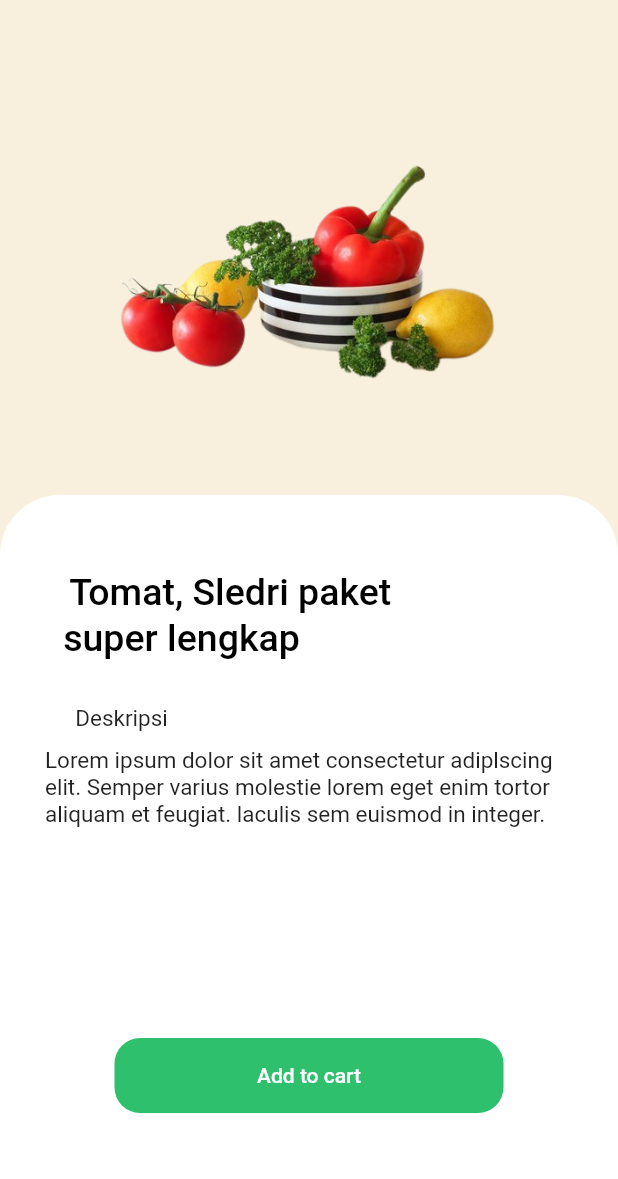
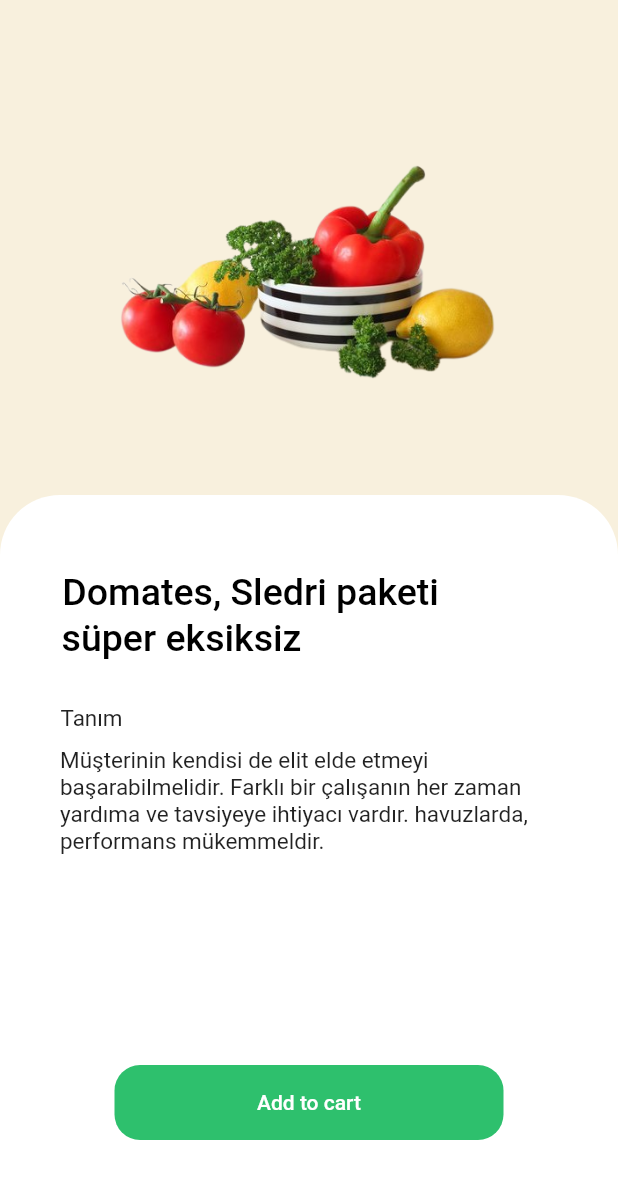
Before and after one commit to miracxdev/fruit_app, a Flutter app: the screen it shows after launch, after a tap on the "shopping basket" icon, on a phone screen of 412 x 824 dp. Shown: the top 1179 px of the screen. Run offline on Flutter 3.47's test engine with Material 2 defaults, Android fonts, the phone set to English and light mode, and no system bars; network calls fail.

Commit message:
Made some fixes

```diff
--- a/lib/main.dart
+++ b/lib/main.dart
@@ -11,11 +11,11 @@ class MyApp extends StatelessWidget {
   @override
   Widget build(BuildContext context) {
     return MaterialApp(
-      debugShowCheckedModeBanner: false,
+        debugShowCheckedModeBanner: false,
         title: 'Flutter Demo',
         theme: ThemeData(
           primarySwatch: Colors.blue,
         ),
-        home:  HomeScreen());
+        home: HomeScreen());
   }
 }
--- a/lib/uı/home_screen/controller/home_screen_controller.dart
+++ /dev/null
@@ -1,21 +0,0 @@
-import 'package:flutter/material.dart';
-
-class HomeScreenController {
-  List<Icon> icons = [
-    Icon(Icons.online_prediction_outlined),
-    Icon(Icons.access_alarms_outlined),
-    Icon(Icons.accessibility_sharp),
-    Icon(Icons.ac_unit_outlined),
-    Icon(Icons.account_balance_wallet_outlined),
-    Icon(Icons.adb_outlined),
-  ];
-
-  List<String> titles = [
-    "Buah",
-    "Bqqwrefty",
-    "asdf",
-    "Sayuran",
-    "Bumbu",
-    "penyedap",
-  ];
-}
--- a/lib/uı/home_screen/view/home_screen.dart
+++ b/lib/uı/home_screen/view/home_screen.dart
@@ -1,6 +1,6 @@
 import 'package:flutter/material.dart';
+import 'package:flutter/rendering.dart';
 import 'package:fruit_app/app/app_constants/padding_size.dart';
-import 'package:fruit_app/u%C4%B1/home_screen/controller/home_screen_controller.dart';
 import 'package:fruit_app/u%C4%B1/info_screen/info_screen.dart';
 
 class HomeScreen extends StatefulWidget {
@@ -11,11 +11,14 @@ class HomeScreen extends StatefulWidget {
 }
 
 class _HomeScreenState extends State<HomeScreen> {
-  HomeScreenController homeScreenController = HomeScreenController();
   @override
   Widget build(BuildContext context) {
     return Scaffold(
       appBar: AppBar(
+          title: Text(
+            "Welcome Back, Mirac",
+            style: TextStyle(color: Colors.white, fontSize: 17),
+          ),
           backgroundColor: const Color(0xff2ec06d),
           elevation: 0.0,
           actions: const [
@@ -33,30 +36,20 @@ class _HomeScreenState extends State<HomeScreen> {
         child: Column(
           children: [
             const SizedBox(
-              height: paddingM,
+              height: paddingXM,
             ),
             const Padding(
               padding: EdgeInsets.only(right: 200),
               child: Text(
-                "Welcome Back, Jhon",
-                style: TextStyle(color: Colors.white, fontSize: 14),
-              ),
-            ),
-            const SizedBox(
-              height: paddingXM,
-            ),
-            const Padding(
-              padding: EdgeInsets.only(right: 125),
-              child: Text(
-                "Jelajahi Kebutuhan",
+                "Meyve-Sebze",
                 style: TextStyle(color: Colors.white, fontSize: paddingL),
               ),
             ),
             const SizedBox(height: paddingS),
             const Padding(
-              padding: EdgeInsets.only(right: 200),
+              padding: EdgeInsets.only(right: 120),
               child: Text(
-                "Nutrisi anda",
+                "Siparişi verebilirsiniz",
                 style: TextStyle(color: Colors.white, fontSize: paddingL),
               ),
             ),
@@ -67,10 +60,9 @@ class _HomeScreenState extends State<HomeScreen> {
               width: 350,
               child: TextField(
                 decoration: InputDecoration(
-                    prefixIcon: const Icon(Icons.search),
+                    suffixIcon: const Icon(Icons.search),
                     border: OutlineInputBorder(
                       borderRadius: BorderRadius.circular(15.0),
-                      //borderSide: BorderSide(color: Colors.red[200]!),
                     ),
                     filled: true,
                     hintStyle: const TextStyle(color: Colors.white),
@@ -98,6 +90,67 @@ class _HomeScreenState extends State<HomeScreen> {
                       style: TextStyle(color: Colors.black, fontSize: 17),
                     ),
                   ),
+                  Row(
+                    children: [
+                      Padding(
+                        padding: const EdgeInsets.only(top: 20),
+                        child: CircleAvatar(
+                          backgroundImage: NetworkImage(
+                              "https://w7.pngwing.com/pngs/588/395/png-transparent-green-chili-chili-pepper-chili-con-carne-vegetarian-cuisine-vegetable-capsicum-fresh-chili-natural-foods-food-cayenne-pepper.png"),
+                        ),
+                      ),
+                      SizedBox(
+                        width: 22,
+                      ),
+                      Padding(
+                        padding: const EdgeInsets.only(top: 20),
+                        child: CircleAvatar(
+                          backgroundImage: NetworkImage(
+                              "https://w7.pngwing.com/pngs/1022/960/png-transparent-cherry-tomato-tomato-paste-beefsteak-tomato-others-miscellaneous-natural-foods-food.png"),
+                        ),
+                      ),
+                      SizedBox(
+                        width: 22,
+                      ),
+                      Padding(
+                        padding: const EdgeInsets.only(top: 20),
+                        child: CircleAvatar(
+                          backgroundImage: NetworkImage(
+                              "https://w7.pngwing.com/pngs/466/937/png-transparent-yellow-onion-vegetable-mandi-vegetable-brown-food-onion.png"),
+                        ),
+                      ),
+                      SizedBox(
+                        width: 22,
+                      ),
+                      Padding(
+                        padding: const EdgeInsets.only(top: 20),
+                        child: CircleAvatar(
+                          backgroundImage: NetworkImage(
+                              "https://w7.pngwing.com/pngs/84/818/png-transparent-eggplant-vegetable-gratis-auglis-eggplant-food-nutrition-fruit.png"),
+                        ),
+                      ),
+                      SizedBox(
+                        width: 22,
+                      ),
+                      Padding(
+                        padding: const EdgeInsets.only(top: 20),
+                        child: CircleAvatar(
+                          backgroundImage: NetworkImage(
+                              "https://w7.pngwing.com/pngs/437/157/png-transparent-coriander-stuffing-flat-leaved-parsley-herb-persil-leaf-vegetable-food-onion.png"),
+                        ),
+                      ),
+                      SizedBox(
+                        width: 22,
+                      ),
+                      Padding(
+                        padding: const EdgeInsets.only(top: 20),
+                        child: CircleAvatar(
+                          backgroundImage: NetworkImage(
+                              "https://w7.pngwing.com/pngs/74/390/png-transparent-mashed-potato-french-fries-potato-wedges-baked-potato-potato-chip-vegetable-food-baking-tomato.png"),
+                        ),
+                      ),
+                    ],
+                  ),
                   const SizedBox(
                     height: 800,
                   ),
--- a/lib/uı/info_screen/info_screen.dart
+++ b/lib/uı/info_screen/info_screen.dart
@@ -43,9 +43,9 @@ class _InfoScreenState extends State<InfoScreen> {
                   height: 50,
                 ),
                 const Padding(
-                  padding: EdgeInsets.only(right: paddingXXXXXXXXXXL),
+                  padding: EdgeInsets.only(right: 78),
                   child: Text(
-                    "Tomat, Sledri paket",
+                    "Domates, Sledri paketi",
                     style: TextStyle(
                         fontWeight: FontWeight.w500,
                         color: Colors.black,
@@ -59,7 +59,7 @@ class _InfoScreenState extends State<InfoScreen> {
                   padding:
                       EdgeInsets.only(right: paddingXXXXXXXXXXXXXXXXXXXL),
                   child: Text(
-                    "super lengkap",
+                    "süper eksiksiz",
                     style: TextStyle(
                         fontWeight: FontWeight.w500,
                         color: Colors.black,
@@ -71,9 +71,9 @@ class _InfoScreenState extends State<InfoScreen> {
                 ),
                 const Padding(
                   padding: EdgeInsets.only(
-                      right: paddingXXXXXXXXXXXXXXXXXXXXXXXXXXL),
+                      right: 290),
                   child: Text(
-                    "Deskripsi",
+                    "Tanım",
                     style: TextStyle(
                         fontSize: paddingM, fontWeight: FontWeight.w400),
                   ),
@@ -82,9 +82,9 @@ class _InfoScreenState extends State<InfoScreen> {
                   height: paddingS,
                 ),
                 const Padding(
-                  padding: EdgeInsets.only(right: 5),
+                  padding: EdgeInsets.only(left: 10),
                   child: Text(
-                    "Lorem ipsum dolor sit amet consectetur adiplscing  elit. Semper varius molestie lorem eget enim tortor aliquam et feugiat. laculis sem euismod in integer.",
+                    "Müşterinin kendisi de elit elde etmeyi başarabilmelidir. Farklı bir çalışanın her zaman yardıma ve tavsiyeye ihtiyacı vardır. havuzlarda, performans mükemmeldir.",
                     style: TextStyle(
                         fontSize: paddingM, fontWeight: FontWeight.w400),
                   ),
```
